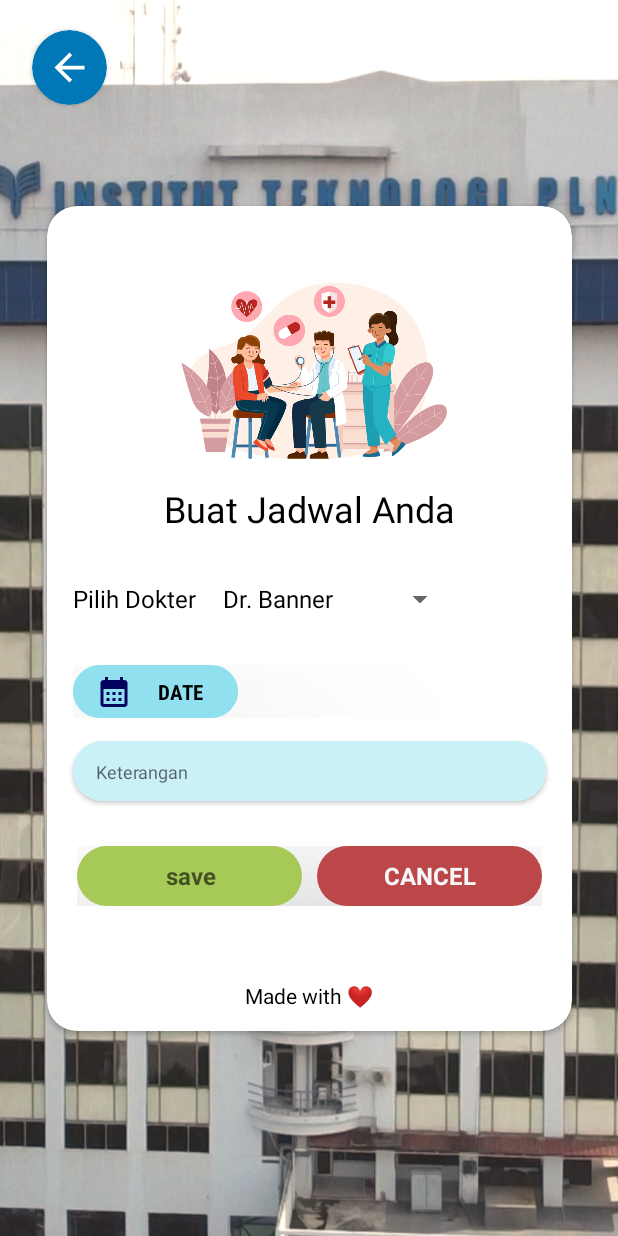
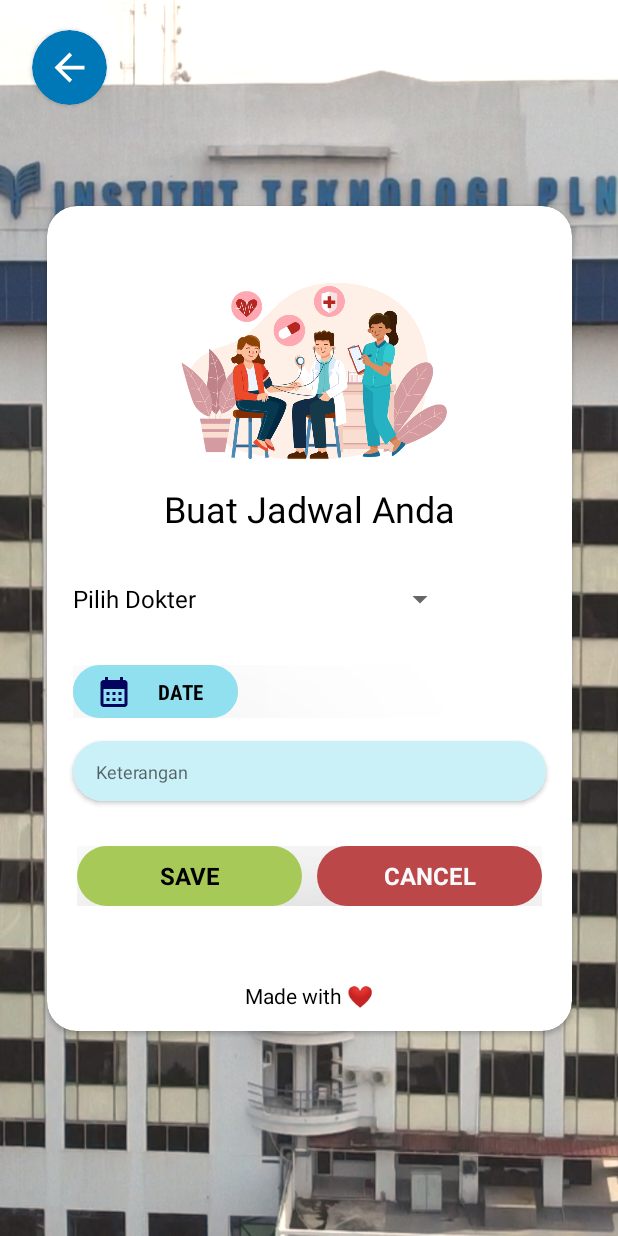
Before and after one commit to salmanrausy/ITPLN_Sehat, an Android app: the BuatJadwal screen opened directly, with no data from a screen before it, after a tap on "CANCEL", on a phone screen of 412 x 824 dp. Run offline under Robolectric (Android 15) with nearby library versions, the phone set to English and light mode, and no system bars; Roboto replaces fonts that are not available here; 1 statement that could not run was skipped.

Commit message:
update BuatJadwal Fix banget

```diff
--- a/app/src/main/java/com/example/itplnsehat/model/DataHelper.kt
+++ b/app/src/main/java/com/example/itplnsehat/model/DataHelper.kt
@@ -77,7 +77,7 @@ class DataHelper (var context: Context) : SQLiteOpenHelper(context,
             if (result == (-1).toLong())
                 Toast.makeText(context, "FAILED", Toast.LENGTH_SHORT).show()
             else
-                Toast.makeText(context, "ADD ACCOUNT SUCCESS", Toast.LENGTH_SHORT).show()
+                Toast.makeText(context, "TAMBAH JADWAL SUKSES!", Toast.LENGTH_SHORT).show()
         }
 
         @SuppressLint("Range")
--- a/app/src/main/java/com/example/itplnsehat/view/BuatJadwal.kt
+++ b/app/src/main/java/com/example/itplnsehat/view/BuatJadwal.kt
@@ -22,7 +22,7 @@ class BuatJadwal : AppCompatActivity(){
         super.onCreate(savedInstanceState)
         setContentView(R.layout.activity_buat_jadwal)
         val db = DataHelper(this)
-        val list_Doctor = arrayOf("Dr. Banner", "Dr. Kamaludin", "Dr. Kehfa", "Dr. Lucille", "Dr. Meisya", "Dr. Strange")
+        val list_Doctor = arrayOf("", "Dr. Banner", "Dr. Kamaludin", "Dr. Kehfa", "Dr. Lucille", "Dr. Meisya", "Dr. Strange")
         val bundle :Bundle ?=intent.extras
         val idUser = bundle!!.getString("iduser")
         val btnSave : Button = findViewById(R.id.btn_Save)
@@ -60,7 +60,7 @@ class BuatJadwal : AppCompatActivity(){
                 position: Int,
                 id: Long
             ) {
-                getIdDokter = position + 1
+                getIdDokter = position + 2
 //                HasilPilihan.setText("Anda Memilih : " + list_Doctor[position])
 //                Toast.makeText(applicationContext, "Anda Memilih : " + list_Doctor[position], Toast.LENGTH_SHORT).show()
             }
@@ -81,7 +81,10 @@ class BuatJadwal : AppCompatActivity(){
         }
 
         btnCancel.setOnClickListener {
+            spinner.setSelection(0)
+            tvDatePicker.setText("")
             edKeterangan.setText("")
+
         }
     }
 
--- a/app/src/main/res/layout/activity_buat_jadwal.xml
+++ b/app/src/main/res/layout/activity_buat_jadwal.xml
@@ -181,7 +181,7 @@
                         android:layout_gravity="center"
                         android:fontFamily="@font/cantarell"
                         android:gravity="center"
-                        android:hint="@string/save"
+                        android:text="@string/save"
                         android:textColor="@color/black"
                         android:textSize="16sp"
                         android:textStyle="bold" />
```
